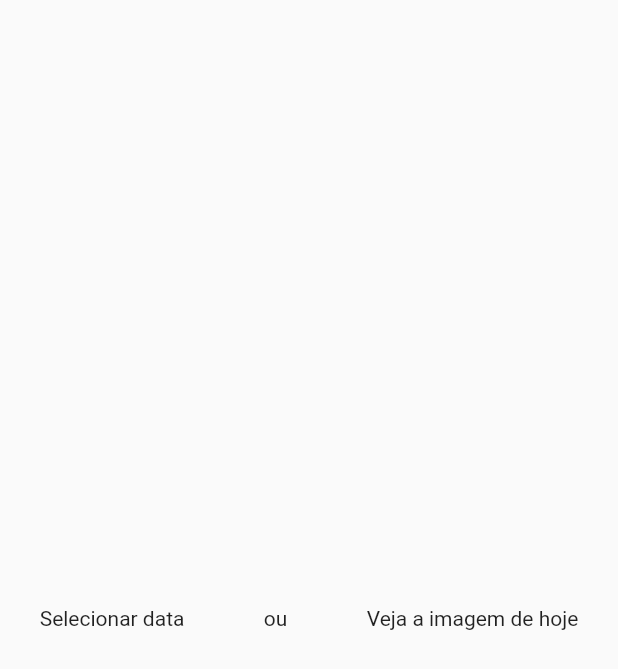
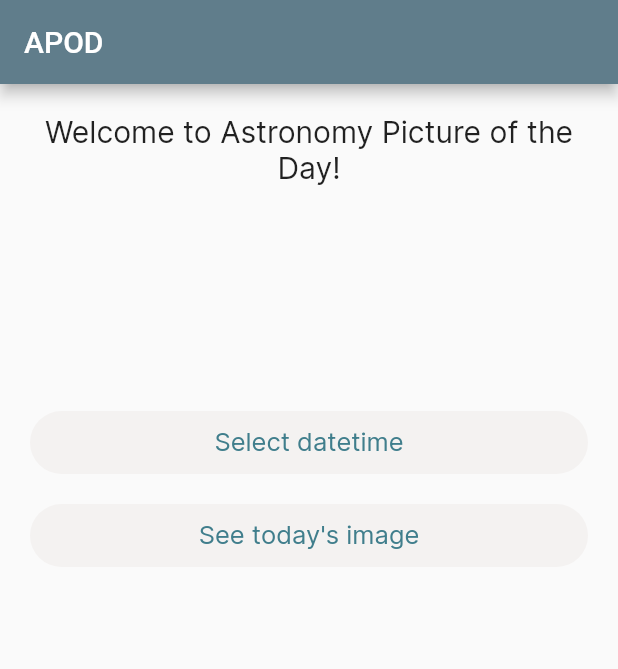
Before and after one commit to LeBaleiro/nasa_clean_architecture, a Flutter app: the screen it shows after launch, on a phone screen of 412 x 824 dp. Shown: the top 669 px of the screen. Run offline on Flutter 3.47's test engine with Material 2 defaults, Android fonts, the phone set to English and light mode, and no system bars; our stand-ins replace dartz, equatable, extended_image, flutter_mobx, flutter_modular, mobx; generated files the repository leaves out were written again.

Commit message:
feat: improve design

```diff
--- a/lib/features/space_images/data/datasources/endpoints/endpoints.dart
+++ b/lib/features/space_images/data/datasources/endpoints/endpoints.dart
@@ -1,7 +1,7 @@
 class NasaEndpoints {
   static String getSpaceMediaFromDate(String apiKey, String date) =>
-      "https://api.nasa.gov/planetary/apod?api_key=$apiKey&date=$date";
+      "https://api.nasa.gov/planetary/apod?hd=true&api_key=$apiKey&date=$date";
 
   static String getSpaceMediaFromToday(String apiKey) =>
-      "https://api.nasa.gov/planetary/apod?api_key=$apiKey";
+      "https://api.nasa.gov/planetary/apod?hd=true&api_key=$apiKey";
 }
--- a/lib/features/space_images/presenter/home_page.dart
+++ b/lib/features/space_images/presenter/home_page.dart
@@ -3,23 +3,39 @@ import 'package:flutter/material.dart';
 import 'package:flutter_mobx/flutter_mobx.dart';
 import 'package:flutter_modular/flutter_modular.dart';
 import 'package:nasa_clean_arch/features/space_images/presenter/space_images_controller.dart';
+import 'package:nasa_clean_arch/features/space_images/presenter/widgets/round_button.dart';
 
 class HomePage extends StatelessWidget {
   @override
   Widget build(BuildContext context) {
     final controller = Modular.get<SpaceImagesController>();
-    DateTime datePicked;
     return Observer(builder: (context) {
       return Scaffold(
+        appBar: AppBar(
+          title: Text('APOD'),
+          backgroundColor: Colors.blueGrey,
+        ),
         body: SafeArea(
-          child: Row(
-            mainAxisAlignment: MainAxisAlignment.spaceAround,
+          child: Padding(
+            padding: const EdgeInsets.all(20),
+            child: Column(
               children: [
-              GestureDetector(
-                  child: Center(child: Text("Selecionar data")),
+                Text(
+                  "Welcome to Astronomy Picture of the Day!",
+                  textAlign: TextAlign.center,
+                  style: TextStyle(
+                    fontFamily: 'Inter',
+                    fontSize: 20,
+                  ),
+                ),
+                SizedBox(
+                  height: 150,
+                ),
+                RoundButton(
+                  label: "Select datetime",
                   onTap: () async {
-                    datePicked = await showDatePicker(
-                      helpText: "Escolha uma data",
+                    var datePicked = await showDatePicker(
+                      helpText: "Select a datetime",
                       context: context,
                       initialDate: DateTime.now(),
                       firstDate: DateTime(1995, 06, 16),
@@ -27,10 +43,13 @@ class HomePage extends StatelessWidget {
                     );
                     await controller.getSpaceImageFromDate(datePicked);
                     Modular.to.pushNamed('/picture');
-                  }),
-              Text('ou'),
-              GestureDetector(
-                  child: Center(child: Text("Veja a imagem de hoje")),
+                  },
+                ),
+                SizedBox(
+                  height: 20,
+                ),
+                RoundButton(
+                    label: "See today's image",
                     onTap: () async {
                       await controller.getSpaceImageFromToday();
                       Modular.to.pushNamed('/picture');
@@ -38,6 +57,7 @@ class HomePage extends StatelessWidget {
               ],
             ),
           ),
+        ),
       );
     });
   }
--- /dev/null
+++ b/lib/features/space_images/presenter/widgets/round_button.dart
@@ -0,0 +1,36 @@
+import 'package:flutter/material.dart';
+
+class RoundButton extends StatelessWidget {
+  final String label;
+  final Function onTap;
+
+  RoundButton({
+    this.label,
+    this.onTap,
+  });
+
+  @override
+  Widget build(BuildContext context) {
+    return GestureDetector(
+      child: Container(
+        decoration: BoxDecoration(
+          borderRadius: BorderRadius.circular(300),
+          color: Color(0xFFF4F2F1),
+        ),
+        height: 42,
+        width: double.infinity,
+        child: Center(
+          child: Text(
+            label,
+            style: TextStyle(
+              color: Color(0xFF407E8C),
+              fontSize: 17,
+              fontFamily: 'Inter',
+            ),
+          ),
+        ),
+      ),
+      onTap: onTap,
+    );
+  }
+}
--- a/pubspec.yaml
+++ b/pubspec.yaml
@@ -19,6 +19,7 @@ dependencies:
   mobx: ^1.2.1+4
   flutter_mobx: ^1.1.0+2
   flutter_modular: ^2.0.1
+  extended_image: ^1.3.0
 
 dev_dependencies:
   flutter_test:
@@ -30,3 +31,8 @@ dev_dependencies:
 
 flutter:
   uses-material-design: true
+
+  fonts:
+    - family: Inter
+      fonts:
+        - asset: fonts/Inter/Inter-Regular-slnt=0.ttf
```
Also changed, not shown: lib/features/space_images/presenter/picture_page.dart (+55 -7 lines), fonts/Inter/Inter-Black-slnt=0.ttf (added), fonts/Inter/Inter-Bold-slnt=0.ttf (added), fonts/Inter/Inter-ExtraBold-slnt=0.ttf (added), fonts/Inter/Inter-ExtraLight-slnt=0.ttf (added), fonts/Inter/Inter-Light-slnt=0.ttf (added), fonts/Inter/Inter-Medium-slnt=0.ttf (added), fonts/Inter/Inter-Regular-slnt=0.ttf (added), fonts/Inter/Inter-SemiBold-slnt=0.ttf (added), fonts/Inter/Inter-Thin-slnt=0.ttf (added), pubspec.lock. Lines whose indentation alone changed are shown as unchanged.
